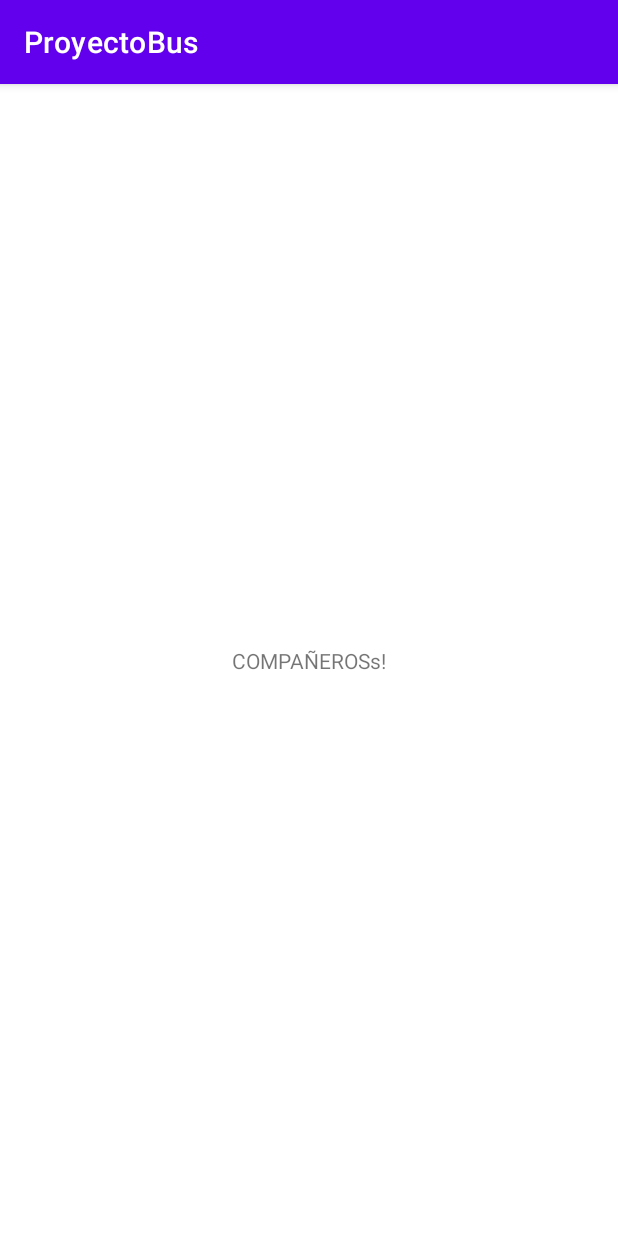
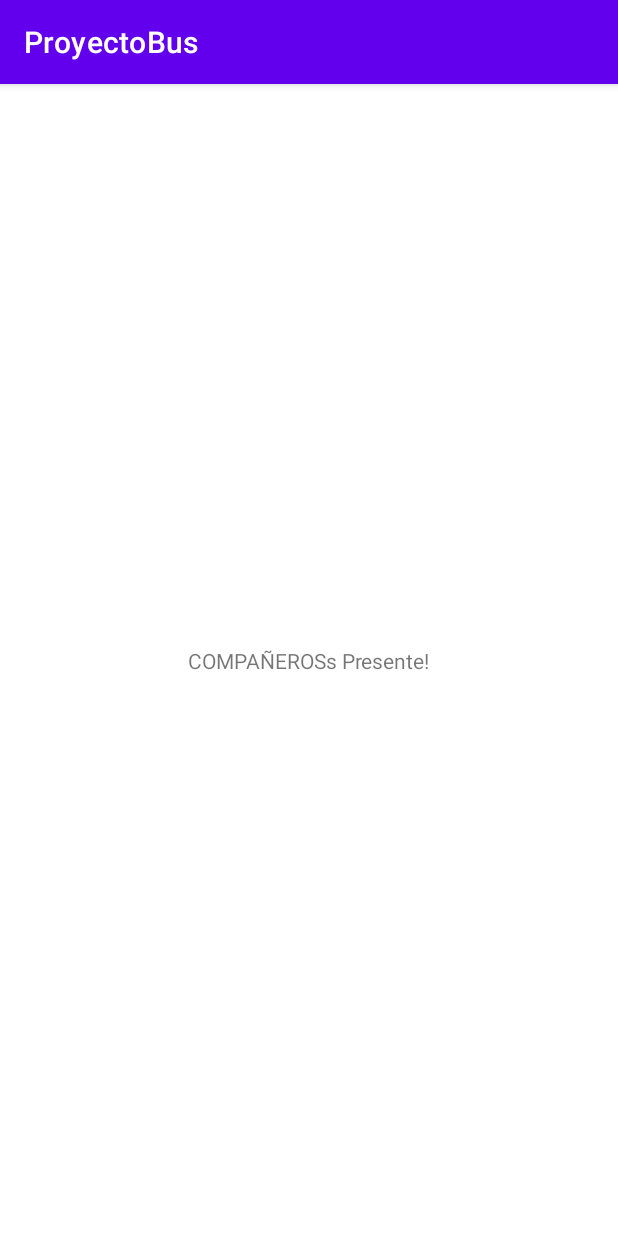
Before and after one commit to Antonixt/ProyectoBusCompartido, an Android app: the screen it shows after launch (MainActivity), on a phone screen of 412 x 824 dp. Run offline under Robolectric (Android 15) with nearby library versions, the phone set to English and light mode, and no system bars.

Commit message:
Update activity_main.xml

```diff
--- a/app/src/main/res/layout/activity_main.xml
+++ b/app/src/main/res/layout/activity_main.xml
@@ -7,13 +7,16 @@
     tools:context=".MainActivity">
 
     <TextView
+        android:id="@+id/textView2"
         android:layout_width="wrap_content"
         android:layout_height="wrap_content"
-        android:text="COMPAÑEROSs!"
         android:hint="10dp"
+        android:text="COMPAÑEROSs Presente!"
         app:layout_constraintBottom_toBottomOf="parent"
         app:layout_constraintEnd_toEndOf="parent"
         app:layout_constraintStart_toStartOf="parent"
         app:layout_constraintTop_toTopOf="parent" />
 
+
+
 </androidx.constraintlayout.widget.ConstraintLayout>
```
